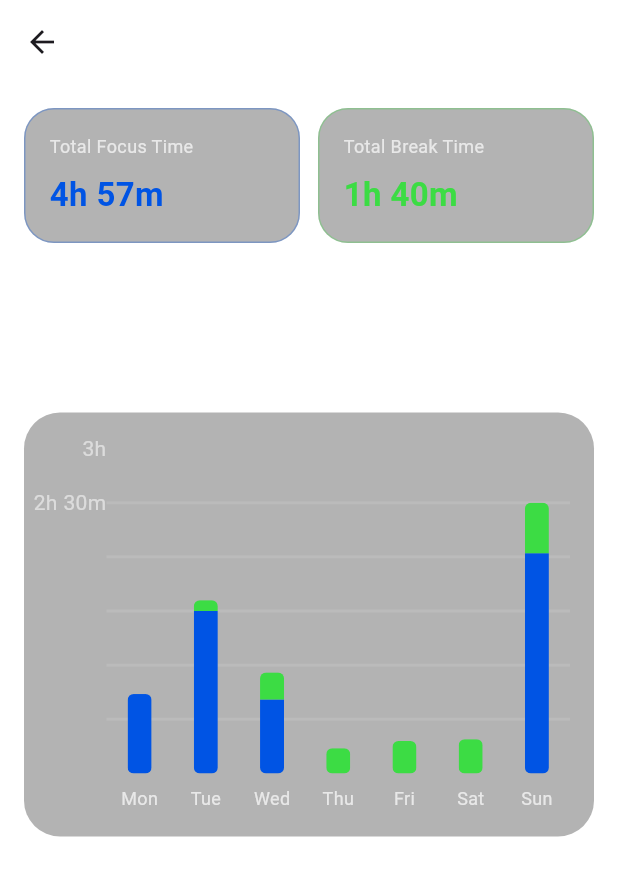
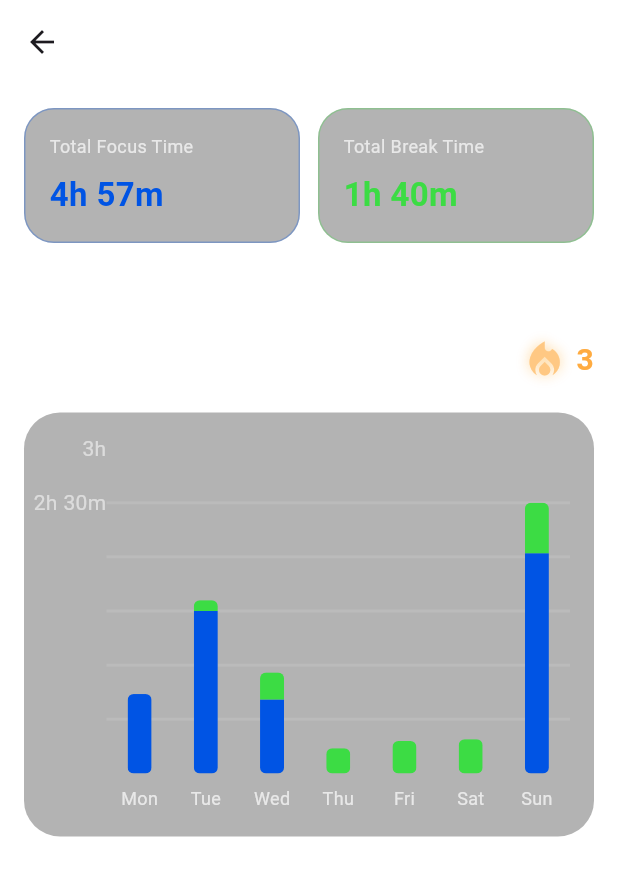
Before and after one commit to giopato02/NullState_App, a Flutter app: the StatsPage screen opened directly, after a tap on the "chevron left" icon, after a tap on the "chevron right" icon, after a tap on the "bug report" icon, on a phone screen of 412 x 824 dp. Shown: the top 876 px of the screen. Run offline on Flutter 3.47's test engine with Material 3 defaults, Android fonts, the phone set to English and light mode, and no system bars; drawn by our look-alikes of fl_chart; our stand-ins replace audioplayers, flutter_local_notifications, flutter_timezone, hive, hive_flutter, timezone and 1 more; accounts and stored records are empty.

Commit message:
Added FEATURE: Streak counter with animated icon

```diff
--- a/lib/pages/stats_page.dart
+++ b/lib/pages/stats_page.dart
@@ -116,7 +116,7 @@ class _StatsPageState extends State<StatsPage> {
                 const SizedBox(height: 2), // Small gap between label and date
                 // Date & Arrows Container
                 Row(
-                  mainAxisSize: MainAxisSize.min, // Shrink to fit content
+                  crossAxisAlignment: CrossAxisAlignment.center,
                   children: [
                     // The Date Text
                     Text(
@@ -172,6 +172,11 @@ class _StatsPageState extends State<StatsPage> {
                         });
                       },
                     ),
+                    // pushes streak icon to the right
+                    const Spacer(),
+
+                    // calculates the streak inside the build
+                    FlickeringFire(streak: _calculateStreak(box)),
                   ],
                 ),
 
@@ -519,6 +524,52 @@ class _StatsPageState extends State<StatsPage> {
     return weekData;
   }
 
+  // STREAK LOGIC
+  int _calculateStreak(Box<Session> box) {
+    // 1. Get all unique dates where user FOCUSED
+    final focusDates = <String>{};
+    for (var session in box.values) {
+      if (!session.isBreak && session.durationMinutes > 0) {
+        // Format as yyyy-MM-dd to ignore time
+        focusDates.add(DateFormat('yyyy-MM-dd').format(session.date));
+      }
+    }
+
+    // 2. Count backwards from Today
+    int streak = 0;
+    final today = DateTime.now();
+    final todayStr = DateFormat('yyyy-MM-dd').format(today);
+    final yesterdayStr = DateFormat('yyyy-MM-dd').format(today.subtract(const Duration(days: 1)));
+
+    // If we focused today, start counting from today.
+    // If not, check if we focused yesterday (streak is still alive).
+    DateTime currentCheck;
+
+    if (focusDates.contains(todayStr)) {
+      streak++;
+      currentCheck = today.subtract(const Duration(days: 1));
+    } else if (focusDates.contains(yesterdayStr)) {
+      // Streak is alive based on yesterday, but we haven't done today yet
+      currentCheck = today.subtract(const Duration(days: 1));
+    } else {
+      // No focus today OR yesterday? Streak is dead. :(
+      return 0;
+    }
+
+    // 3. Loop backwards
+    while (true) {
+      final checkStr = DateFormat('yyyy-MM-dd').format(currentCheck);
+      if (focusDates.contains(checkStr)) {
+        streak++;
+        currentCheck = currentCheck.subtract(const Duration(days: 1));
+      } else {
+        break; // Streak broken
+      }
+    }
+
+    return streak;
+  }
+
   // ---------------- MOCK DATA ---------------- //
   void _generateMockData(Box<Session> box) async {
     // Clear old data first
@@ -550,3 +601,88 @@ class _StatsPageState extends State<StatsPage> {
     setState(() {});
   }
 }
+
+// ---------------- ANIMATED STREAK ICON ---------------- //
+class FlickeringFire extends StatefulWidget {
+  final int streak;
+  const FlickeringFire({super.key, required this.streak});
+
+  @override
+  State<FlickeringFire> createState() => _FlickeringFireState();
+}
+
+class _FlickeringFireState extends State<FlickeringFire> with SingleTickerProviderStateMixin {
+  late AnimationController _controller;
+  late Animation<double> _opacityAnim;
+
+  @override
+  void initState() {
+    super.initState();
+    _controller = AnimationController(
+      vsync: this,
+      duration: const Duration(milliseconds: 1000),
+    )..repeat(reverse: true); // Pulse effect
+
+    _opacityAnim = Tween<double>(begin: 0.6, end: 1.0).animate(_controller);
+  }
+
+  @override
+  void dispose() {
+    _controller.dispose();
+    super.dispose();
+  }
+
+  @override
+  Widget build(BuildContext context) {
+    // If streak is 0, show Cold static icon
+    if (widget.streak == 0) {
+      return Row(
+        children: [
+          Icon(
+            Icons.local_fire_department_sharp,
+            color: Colors.grey.withValues(alpha: 0.3), size: 28
+          ),
+          const SizedBox(width: 4),
+          Text(
+            "0",
+            style: TextStyle(
+              color: Colors.grey.withValues(alpha: 0.5),
+              fontWeight: FontWeight.bold,
+              fontSize: 18)
+            ),
+        ],
+      );
+    }
+
+    // If streak > 0, show Animated Fire
+    return Row(
+      children: [
+        AnimatedBuilder(
+          animation: _controller,
+          builder: (context, child) {
+            return Opacity(
+              opacity: _opacityAnim.value,
+              child: Icon(
+                Icons.local_fire_department,
+                color: Colors.orangeAccent, // Fire color
+                size: 30 + (_controller.value * 2), // Subtle size pulse
+                shadows: [
+                  BoxShadow(
+                    color: Colors.orange.withValues(alpha: 0.6),
+                    blurRadius: 10 + (_controller.value * 10), // Glow effect
+                    spreadRadius: 2,
+                  )
+                ],
+              ),
+            );
+          },
+        ),
+        const SizedBox(width: 6),
+        Text(
+          "${widget.streak}",
+          style: const TextStyle(color: Colors.orangeAccent, fontWeight: FontWeight.bold, fontSize: 20),
+        ),
+      ],
+    );
+  }
+}
```
